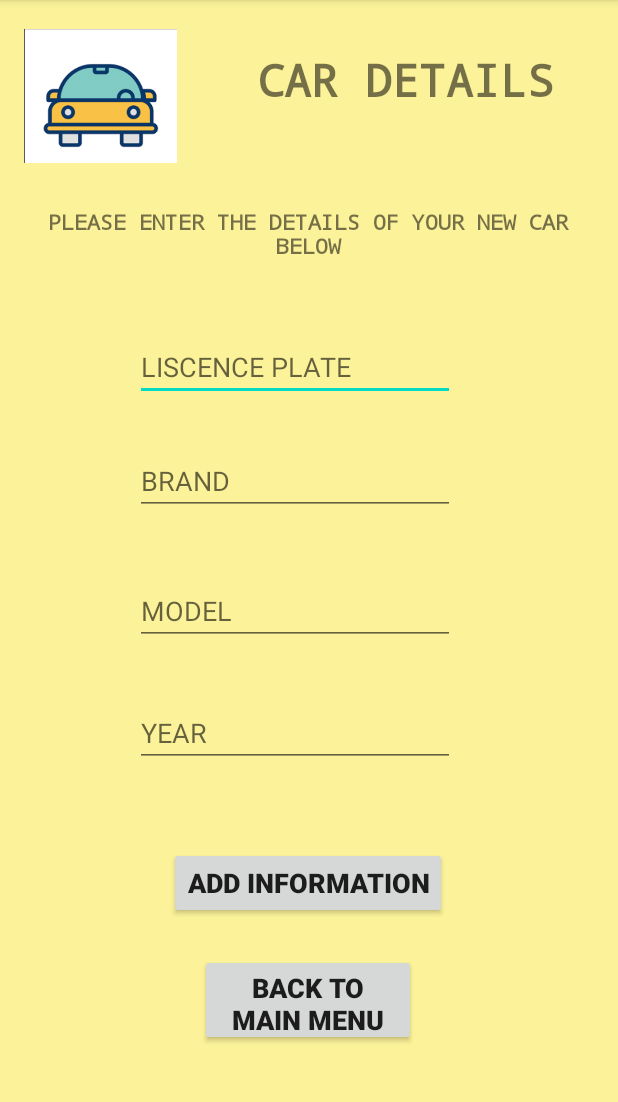
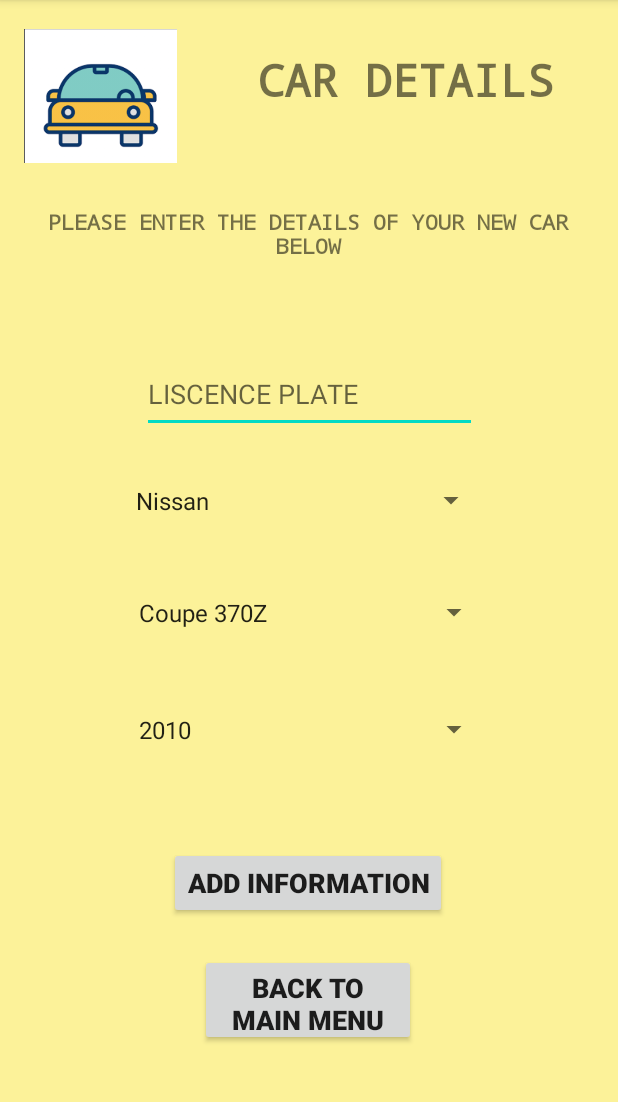
Before and after one commit to JoshWacks/COMS_PROJECT, an Android app: the AddCars screen opened directly, with no data from a screen before it, after a tap on "ADD INFORMATION", on a phone screen of 412 x 824 dp, the part 84-1186 px from its top. Run offline under Robolectric (Android 15) with nearby library versions, the phone set to English and light mode, and no system bars; our stand-ins replace data binding; Roboto replaces fonts that are not available here; 2 statements that could not run were skipped.

Commit message:
Final Version

```diff
--- a/app/src/main/java/com/example/petrolapp/AddCars.java
+++ b/app/src/main/java/com/example/petrolapp/AddCars.java
@@ -4,8 +4,7 @@ import android.content.ContentValues;
 import android.content.Intent;
 import android.os.Bundle;
 import android.view.View;
-import android.widget.EditText;
-import android.widget.Toast;
+import android.widget.*;
 import androidx.appcompat.app.AppCompatActivity;
 import org.json.JSONArray;
 import org.json.JSONException;
@@ -13,19 +12,33 @@ import org.json.JSONObject;
 
 import java.util.ArrayList;
 import java.util.Arrays;
+import java.util.Objects;
+import java.util.regex.Pattern;
 
 public class AddCars extends AppCompatActivity {
+    static String username;
+    String lisc_plate,brand,model,year;
+    String allTheLiscPlates;
+    ArrayList<String> Lisc_list;
 
-    private static final String username=appInformation.getUsername();
+    private Spinner spinner1,spinner2,spinner3;
+    private static final String[] allottedBrands = {"Nissan", "Toyota", "VolksWagen","Ford","BMW","Mercedes","Audi"};
+    private static final String[] allottedModelsNissan={"Coupe 370Z","GT-R","Navara","NP300 HardBody","Micra","Micra Active","Qashqai","NV 350","Almera","NP200","NP200 HardBody","Patrol","XTrail"};
+    private static final String[] allottedModelsToyota={"86","Avanza" ,"Aygo","Corolla","Corolla Hatch","Corolla Quest","Etios HAtch","Etios Sedan","Prius","Supra","Yaris","C_HR","FJ Cruiser","Fortuner","Land Cruiser 200","Land Cruiser Prado","Rav4","Rush","Avanza Panel Van","Hiace","Hiace Ses'fikile","Hilux Double Cab","Hilux single Cab","Hilux Extra Cab","Land Cruiser 76","Land Cruiser 79","Quantum Bus","Quatum Panel Van","Aygo",};
+    private static final String[] allottedModelsVolkswagen={"Amarok","Golf","Polo","Polo Vivo","Up!","T Cross","Caddy","California","Caravelle","Kombi","Transporter","Tiguan","Tiguan AllSpace","Touareg"};
+    private static final String[] allottedModelsFord={"Figo","Fiesta","Mustang","EcoSport","Everest","Kuga","Ranger","Trasit Custom","Transit single Chassis Cab","Transit Van","Tourneo Custom","Raptor"};
+    private static final String[] allottedModelsBMW={"220i","M240i","M2","218i","220d","M235i","318i ","320i","330I","320d","330d","420i","440i","420d","m4","540i","520d","530d"};
+    private static final String[] allottedModelsMercedes={"A Class","B Class","C Class","CLA","CLS","E Class","G Class","GLA","GLB","GLC","GLE","GLS","S Class","SL","V Class","Vito","X Class"};
+    private static final String[] allottedModelsAudi={"A1","S1","A3","S3","RS3","A4","S4","RS4","A5","S5","RS5","A6","S6","RS6","A7","S7","RS7","Q2","Q3","RS Q3","Q5","SQ5","Q7","Q8","TT",};
+    private static final String[] allottedYears = {"2010", "2011", "2012","2013","2014","2015","2016","2017","2018","2019","2020",};
 
-    private String lisc_plate,brand,model,year;
-    private String allTheLiscPlates;
-    private ArrayList<String> Lisc_list;
 
     @Override
     protected void onCreate(Bundle savedInstanceState) {
         super.onCreate(savedInstanceState);
         setContentView(R.layout.activity_add_car);
+
+       username=appInformation.getUsername();
 
         ContentValues cv=new ContentValues();
         cv.put("USERNAME",username);
@@ -41,6 +54,39 @@ public class AddCars extends AppCompatActivity {
             }
         });
 
+
+        //determining year
+        spinner3 = (Spinner) findViewById(R.id.spinner3);
+        ArrayAdapter<String> adapter3 = new ArrayAdapter<String>(AddCars.this,
+                android.R.layout.simple_spinner_item, allottedYears);
+        adapter3.setDropDownViewResource(android.R.layout.simple_spinner_dropdown_item);
+        spinner3.setAdapter(adapter3);
+
+        //determining brand
+        spinner1 = (Spinner) findViewById(R.id.spinner1);
+        ArrayAdapter<String> adapter1 = new ArrayAdapter<String>(AddCars.this,
+                android.R.layout.simple_spinner_item, allottedBrands);
+        adapter1.setDropDownViewResource(android.R.layout.simple_spinner_dropdown_item);
+        spinner1.setAdapter(adapter1);
+        spinner1.setOnItemSelectedListener(new AdapterView.OnItemSelectedListener() {
+            @Override
+            public void onItemSelected(AdapterView<?> adapterView, View view, int i, long l) {
+                String selectedBrand= (String) spinner1.getSelectedItem();
+                switch (selectedBrand){
+                    case "Nissan":        creatingDropBox(allottedModelsNissan); break;
+                    case "Toyota":        creatingDropBox(allottedModelsToyota); break;
+                    case "Volkswagen":        creatingDropBox(allottedModelsVolkswagen); break;
+                    case "Ford":        creatingDropBox(allottedModelsFord); break;
+                    case "BMW":        creatingDropBox(allottedModelsBMW); break;
+                    case "Mercedes":        creatingDropBox(allottedModelsMercedes); break;
+                    case "Audi":        creatingDropBox(allottedModelsAudi); break;
+                }
+            }
+            @Override
+            public void onNothingSelected(AdapterView<?> adapterView) {
+
+            }
+        });
 
     }
 
@@ -62,25 +108,23 @@ public class AddCars extends AppCompatActivity {
         Lisc_list = new ArrayList<>(Arrays.asList(allTheLiscPlates.split(",")));
     }
 
+    public void creatingDropBox(String [] input) {
+        spinner2 = (Spinner) findViewById(R.id.spinner2);
+        ArrayAdapter<String> adapter2 = new ArrayAdapter<String>(AddCars.this,
+                android.R.layout.simple_spinner_item, input);
+        adapter2.setDropDownViewResource(android.R.layout.simple_spinner_dropdown_item);
+        spinner2.setAdapter(adapter2);
+
+    }
     public void doAdd(View view) {
+        EditText editLisc = (EditText) findViewById(R.id.editLiscPlate);
+        lisc_plate = editLisc.getText().toString().toUpperCase();
+        brand= (String) spinner1.getSelectedItem();
+        model= (String) spinner2.getSelectedItem();
+        year= (String) spinner3.getSelectedItem();
 
-        GetData();
         InsertData(lisc_plate, brand, model, year);
     }
-
-    private void GetData() {
-
-        EditText editLisc = (EditText) findViewById(R.id.editLiscPlate);
-        EditText editBrand = (EditText) findViewById(R.id.editBrand);
-        EditText editModel = (EditText) findViewById(R.id.editModel);
-        EditText editYear = (EditText) findViewById(R.id.editYear);
-
-        lisc_plate = editLisc.getText().toString();
-        brand = editBrand.getText().toString();
-        model = editModel.getText().toString();
-        year = editYear.getText().toString();
-    }
-
 
     public void InsertData(final String lisc_plate, final String brand, final String model, final String year){
 
@@ -91,40 +135,77 @@ public class AddCars extends AppCompatActivity {
         params.put("CAR_MODEL", model);
         params.put("CAR_YEAR", year);
 
-        if(checkLisc(lisc_plate)==0 ){
-            System.out.println("this is complete bull");
+        if(!checkLisc(lisc_plate) && !isempty(lisc_plate,model,brand,year) && validateL(lisc_plate) ){
             Connection c=new Connection("https://lamp.ms.wits.ac.za/home/s2143116/");
             c.fetchInfo(AddCars.this, "NewCar",params, new RequestHandler() {
                 @Override
                 public void processResponse(String response) {
-                    Toast.makeText(AddCars.this, "Data Submit Successfully", Toast.LENGTH_LONG).show();
+                    Toast.makeText(AddCars.this, "Data Submitted Successfully", Toast.LENGTH_LONG).show();
 
                 }
             });
         }
-        else{
-            System.out.println("this is huge bull");
+    }
+
+    private boolean isempty(String lisc_plate, String model, String brand, String year) {
+        if(lisc_plate.isEmpty()){
+            Toast.makeText(AddCars.this, "Liscence plate is empty", Toast.LENGTH_LONG).show();
+            Toast.makeText(AddCars.this, "please enter valid inputs", Toast.LENGTH_LONG).show();
+            return true;
+        }
+        return false;
+    }
+
+    private boolean checkLisc(String input) {
+        if(Lisc_list.contains(input)){
             Toast.makeText(AddCars.this, "Liscence plate already exists", Toast.LENGTH_LONG).show();
+            return true;
+        } return false;
+    }
+
+    public boolean validateL(String input){
+        String [] spl=input.split(" ");   //spl=split liscence plate
+        boolean temp=false;
+        switch(spl[spl.length-1]){
+            case "WP": temp=checkTypes(spl,"WP");  break;
+            case "ZN": temp=checkTypes(spl,"ZN");  break;
+            case "MP": temp=checkTypes(spl,"MP");  break;
+            case "EC": temp=checkTypes(spl,"EC");  break;
+            case "L":  temp=checkTypes(spl,"L");  break;
+            case "GP": temp=checkTypes(spl,"GP");  break;
+            case "FS": temp=checkTypes(spl,"FS");  break;
+            case "NW": temp=checkTypes(spl,"NW");  break;
 
         }
+        Toast.makeText(AddCars.this, "Enter Valid Liscence Plate number", Toast.LENGTH_LONG).show();
+        return temp;
+
 
     }
+    public boolean checkTypes(String[] spl,String input){
 
-    private int checkLisc(String input) {
-        System.out.println("this is bull");
-        if(Lisc_list.contains(input)){
-            System.out.println("this is absolute bull");
-            //Toast.makeText(AddCars.this, "Liscence plate already exists", Toast.LENGTH_LONG).show();
-            return 1;
-        } else{
-            return 0;
+        if(Objects.equals(spl[spl.length-1], input)) {
+            System.out.println(input);
+
+            if ( ( (Pattern.matches("[a-zA-Z]+", spl[0]) && spl[0].length() == 3) && (spl[1].matches("^[0-9]*$") && spl[1].length() == 3) ) || (Pattern.matches("[a-zA-Z]+", spl[0]) && spl[0].length() < 7)) {
+
+                return true;            // validating for types xxx 000 GP AND custom
+            } else if ((Pattern.matches("[a-zA-Z]+", spl[0]) && spl[0].length() == 2) && (spl[1].matches("^[0-9]*$") && spl[1].length() == 2) && (Pattern.matches("[a-zA-Z]+", spl[2]) && spl[2].length() == 2)) {
+
+                return true;
+            }
         }
+
+        return false;
     }
+
+
+
+
 
 
     public void bttnBack(View view) {
         Intent myIntent = new Intent(AddCars.this, MainMenuActivity.class);        //go back to main menu
-
         startActivity(myIntent);
     }
 }
--- a/app/src/main/res/layout/activity_add_car.xml
+++ b/app/src/main/res/layout/activity_add_car.xml
@@ -37,45 +37,15 @@
             app:layout_constraintBottom_toBottomOf="parent" app:layout_constraintHorizontal_bias="0.489"
             app:layout_constraintVertical_bias="0.189" android:textAlignment="center" android:textAllCaps="true"/>
     <EditText
-            android:layout_width="wrap_content"
-            android:layout_height="wrap_content"
+            android:layout_width="223dp"
+            android:layout_height="52dp"
             android:inputType="textPersonName"
             android:hint="LISCENCE PLATE"
             android:ems="10"
             android:id="@+id/editLiscPlate" app:layout_constraintEnd_toEndOf="parent"
             app:layout_constraintStart_toStartOf="parent" app:layout_constraintTop_toTopOf="parent"
-            app:layout_constraintBottom_toBottomOf="parent" app:layout_constraintHorizontal_bias="0.454"
-            app:layout_constraintVertical_bias="0.307"/>
-    <EditText
-            android:layout_width="wrap_content"
-            android:layout_height="wrap_content"
-            android:inputType="textPersonName"
-            android:hint="YEAR"
-            android:ems="10"
-            android:id="@+id/editYear" app:layout_constraintEnd_toEndOf="parent"
-            app:layout_constraintStart_toStartOf="parent" app:layout_constraintTop_toTopOf="parent"
-            app:layout_constraintBottom_toBottomOf="parent" app:layout_constraintHorizontal_bias="0.454"
-            app:layout_constraintVertical_bias="0.645"/>
-    <EditText
-            android:layout_width="wrap_content"
-            android:layout_height="wrap_content"
-            android:inputType="textPersonName"
-            android:hint="MODEL"
-            android:ems="10"
-            android:id="@+id/editModel" app:layout_constraintEnd_toEndOf="parent"
-            app:layout_constraintStart_toStartOf="parent" app:layout_constraintTop_toTopOf="parent"
-            app:layout_constraintBottom_toBottomOf="parent" app:layout_constraintHorizontal_bias="0.454"
-            app:layout_constraintVertical_bias="0.532"/>
-    <EditText
-            android:layout_width="wrap_content"
-            android:layout_height="wrap_content"
-            android:inputType="textPersonName"
-            android:hint="BRAND"
-            android:ems="10"
-            android:id="@+id/editBrand" app:layout_constraintEnd_toEndOf="parent"
-            app:layout_constraintStart_toStartOf="parent" app:layout_constraintTop_toTopOf="parent"
-            app:layout_constraintBottom_toBottomOf="parent" app:layout_constraintHorizontal_bias="0.454"
-            app:layout_constraintVertical_bias="0.412"/>
+            app:layout_constraintBottom_toBottomOf="parent"
+            app:layout_constraintVertical_bias="0.331"/>
     <Button
             android:text="Back to main menu"
             android:layout_width="144dp"
@@ -97,5 +67,23 @@
             app:layout_constraintStart_toStartOf="parent" app:layout_constraintEnd_toEndOf="parent"
             app:layout_constraintBottom_toBottomOf="parent" app:layout_constraintTop_toTopOf="parent"
             app:layout_constraintHorizontal_bias="0.497" app:layout_constraintVertical_bias="0.784"/>
+    <Spinner
+            android:layout_width="242dp"
+            android:layout_height="46dp" android:id="@+id/spinner1"
+            app:layout_constraintBottom_toBottomOf="parent" app:layout_constraintTop_toTopOf="parent"
+            app:layout_constraintVertical_bias="0.43" app:layout_constraintEnd_toEndOf="parent"
+            app:layout_constraintStart_toStartOf="parent" app:layout_constraintHorizontal_bias="0.486"/>
+    <Spinner
+            android:layout_width="242dp"
+            android:layout_height="46dp" android:id="@+id/spinner2"
+            app:layout_constraintBottom_toBottomOf="parent" app:layout_constraintTop_toTopOf="parent"
+            app:layout_constraintVertical_bias="0.534" app:layout_constraintEnd_toEndOf="parent"
+            app:layout_constraintStart_toStartOf="parent" app:layout_constraintHorizontal_bias="0.497"/>
+    <Spinner
+            android:layout_width="242dp"
+            android:layout_height="46dp" android:id="@+id/spinner3"
+            app:layout_constraintBottom_toBottomOf="parent" app:layout_constraintTop_toTopOf="parent"
+            app:layout_constraintVertical_bias="0.642" app:layout_constraintEnd_toEndOf="parent"
+            app:layout_constraintStart_toStartOf="parent" app:layout_constraintHorizontal_bias="0.497"/>
 
 </androidx.constraintlayout.widget.ConstraintLayout>
```
Also changed, not shown: app/src/main/java/com/example/petrolapp/AddCards.java (+68 -19 lines), app/src/main/res/layout/activity_add_cards.xml (+23 -24 lines).
